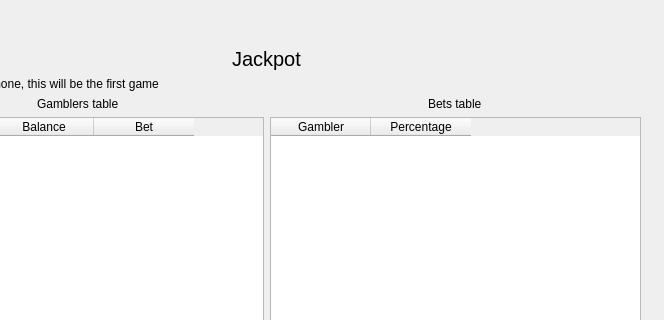
The window that GUI/Casino.ui (B1rtek/Casino) describes before a commit, drawn with Qt 5; both pictures show x 136 to 800 and y 0 to 320 of the 800 by 600 pixel window.
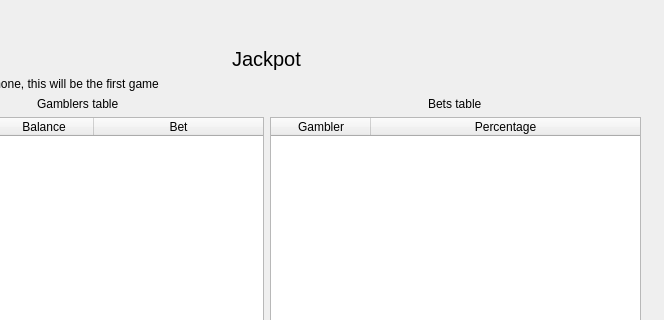
The same window after the commit. The open tabs and pages were chosen to show the change.

```diff
--- a/GUI/Casino.ui
+++ b/GUI/Casino.ui
@@ -1774,6 +1774,9 @@
           </item>
           <item>
            <widget class="QTableWidget" name="tableGamblersJackpot">
+            <attribute name="horizontalHeaderStretchLastSection">
+             <bool>true</bool>
+            </attribute>
             <column>
              <property name="text">
               <string>Gambler</string>
@@ -1804,6 +1807,9 @@
           </item>
           <item>
            <widget class="QTableWidget" name="tableBetsJackpot">
+            <attribute name="horizontalHeaderStretchLastSection">
+             <bool>true</bool>
+            </attribute>
             <column>
              <property name="text">
               <string>Gambler</string>
```
Left out of the diff: 2 changed lines with no effect on the pictures.
